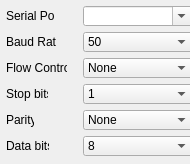
Qt form src/serialsettings.ui (nlbtuyen/UpdateFW) before a commit.
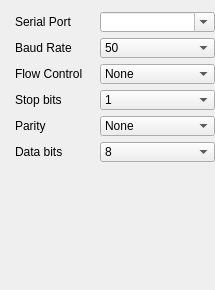
The same form after that commit.

What changed in the file:
```diff
--- a/src/serialsettings.ui
+++ b/src/serialsettings.ui
@@ -6,25 +6,26 @@
    <rect>
     <x>0</x>
     <y>0</y>
-    <width>190</width>
-    <height>164</height>
+    <width>215</width>
+    <height>290</height>
    </rect>
   </property>
   <property name="minimumSize">
    <size>
-    <width>190</width>
-    <height>164</height>
+    <width>215</width>
+    <height>290</height>
    </size>
   </property>
   <property name="maximumSize">
    <size>
-    <width>193</width>
-    <height>164</height>
+    <width>215</width>
+    <height>290</height>
    </size>
   </property>
   <property name="font">
    <font>
     <family>Arial</family>
+    <pointsize>9</pointsize>
    </font>
   </property>
   <property name="windowTitle">
@@ -33,9 +34,9 @@
   <widget class="QLabel" name="portlabel">
    <property name="geometry">
     <rect>
-     <x>6</x>
-     <y>6</y>
-     <width>49</width>
+     <x>15</x>
+     <y>12</y>
+     <width>91</width>
      <height>20</height>
     </rect>
    </property>
@@ -46,12 +47,24 @@
   <widget class="QComboBox" name="stopBitsCombo">
    <property name="geometry">
     <rect>
-     <x>83</x>
-     <y>84</y>
-     <width>110</width>
+     <x>100</x>
+     <y>90</y>
+     <width>115</width>
      <height>20</height>
     </rect>
    </property>
+   <property name="minimumSize">
+    <size>
+     <width>115</width>
+     <height>20</height>
+    </size>
+   </property>
+   <property name="maximumSize">
+    <size>
+     <width>115</width>
+     <height>20</height>
+    </size>
+   </property>
    <property name="toolTip">
     <string>&lt;html&gt;&lt;head/&gt;&lt;body&gt;&lt;p&gt;Number of stop bits per symbol. This is almost always 1.&lt;/p&gt;&lt;/body&gt;&lt;/html&gt;</string>
    </property>
@@ -72,21 +85,21 @@
   <widget class="QComboBox" name="portName">
    <property name="geometry">
     <rect>
-     <x>83</x>
-     <y>6</y>
-     <width>110</width>
+     <x>100</x>
+     <y>12</y>
+     <width>115</width>
      <height>20</height>
     </rect>
    </property>
    <property name="minimumSize">
     <size>
-     <width>110</width>
+     <width>115</width>
      <height>20</height>
     </size>
    </property>
    <property name="maximumSize">
     <size>
-     <width>110</width>
+     <width>115</width>
      <height>20</height>
     </size>
    </property>
@@ -109,9 +122,9 @@
   <widget class="QLabel" name="portlabel_2">
    <property name="geometry">
     <rect>
-     <x>6</x>
-     <y>32</y>
-     <width>50</width>
+     <x>15</x>
+     <y>38</y>
+     <width>91</width>
      <height>20</height>
     </rect>
    </property>
@@ -122,9 +135,9 @@
   <widget class="QLabel" name="portlabel_5">
    <property name="geometry">
     <rect>
-     <x>6</x>
-     <y>136</y>
-     <width>43</width>
+     <x>15</x>
+     <y>142</y>
+     <width>91</width>
      <height>20</height>
     </rect>
    </property>
@@ -135,12 +148,24 @@
   <widget class="QComboBox" name="dataBitsCombo">
    <property name="geometry">
     <rect>
-     <x>83</x>
-     <y>136</y>
-     <width>110</width>
+     <x>100</x>
+     <y>142</y>
+     <width>115</width>
      <height>20</height>
     </rect>
    </property>
+   <property name="minimumSize">
+    <size>
+     <width>115</width>
+     <height>20</height>
+    </size>
+   </property>
+   <property name="maximumSize">
+    <size>
+     <width>115</width>
+     <height>20</height>
+    </size>
+   </property>
    <property name="toolTip">
     <string>&lt;html&gt;&lt;head/&gt;&lt;body&gt;&lt;p&gt;Number of data bits per symbol. This is almost always 8.&lt;/p&gt;&lt;/body&gt;&lt;/html&gt;</string>
    </property>
@@ -171,9 +196,9 @@
   <widget class="QLabel" name="portlabel_6">
    <property name="geometry">
     <rect>
-     <x>6</x>
-     <y>84</y>
-     <width>42</width>
+     <x>15</x>
+     <y>90</y>
+     <width>91</width>
      <height>20</height>
     </rect>
    </property>
@@ -184,21 +209,21 @@
   <widget class="QComboBox" name="baudRate">
    <property name="geometry">
     <rect>
-     <x>83</x>
-     <y>32</y>
-     <width>110</width>
+     <x>100</x>
+     <y>38</y>
+     <width>115</width>
      <height>20</height>
     </rect>
    </property>
    <property name="minimumSize">
     <size>
-     <width>110</width>
+     <width>115</width>
      <height>20</height>
     </size>
    </property>
    <property name="maximumSize">
     <size>
-     <width>110</width>
+     <width>115</width>
      <height>20</height>
     </size>
    </property>
@@ -337,9 +362,9 @@
   <widget class="QLabel" name="label_Parity">
    <property name="geometry">
     <rect>
-     <x>6</x>
-     <y>110</y>
-     <width>28</width>
+     <x>15</x>
+     <y>116</y>
+     <width>91</width>
      <height>20</height>
     </rect>
    </property>
@@ -350,9 +375,9 @@
   <widget class="QLabel" name="label_flowControl">
    <property name="geometry">
     <rect>
-     <x>6</x>
-     <y>58</y>
-     <width>61</width>
+     <x>15</x>
+     <y>64</y>
+     <width>91</width>
      <height>20</height>
     </rect>
    </property>
@@ -363,12 +388,24 @@
   <widget class="QComboBox" name="comboBox_flowControl">
    <property name="geometry">
     <rect>
-     <x>83</x>
-     <y>58</y>
-     <width>110</width>
+     <x>100</x>
+     <y>64</y>
+     <width>115</width>
      <height>20</height>
     </rect>
    </property>
+   <property name="minimumSize">
+    <size>
+     <width>115</width>
+     <height>20</height>
+    </size>
+   </property>
+   <property name="maximumSize">
+    <size>
+     <width>115</width>
+     <height>20</height>
+    </size>
+   </property>
    <property name="toolTip">
     <string>&lt;html&gt;&lt;head/&gt;&lt;body&gt;&lt;p&gt;Set the flow control type. In most cases this is None or HW (aka. DTS/RTS). SW type is aka. XON/XOFF.&lt;/p&gt;&lt;/body&gt;&lt;/html&gt;</string>
    </property>
@@ -394,12 +431,24 @@
   <widget class="QComboBox" name="comboBox_Parity">
    <property name="geometry">
     <rect>
-     <x>83</x>
-     <y>110</y>
-     <width>110</width>
+     <x>100</x>
+     <y>116</y>
+     <width>115</width>
      <height>20</height>
     </rect>
    </property>
+   <property name="minimumSize">
+    <size>
+     <width>115</width>
+     <height>20</height>
+    </size>
+   </property>
+   <property name="maximumSize">
+    <size>
+     <width>115</width>
+     <height>20</height>
+    </size>
+   </property>
    <property name="toolTip">
     <string>&lt;html&gt;&lt;head/&gt;&lt;body&gt;&lt;p&gt;Set the parity. In most cases no parity (None) is used.&lt;/p&gt;&lt;/body&gt;&lt;/html&gt;</string>
    </property>
```
